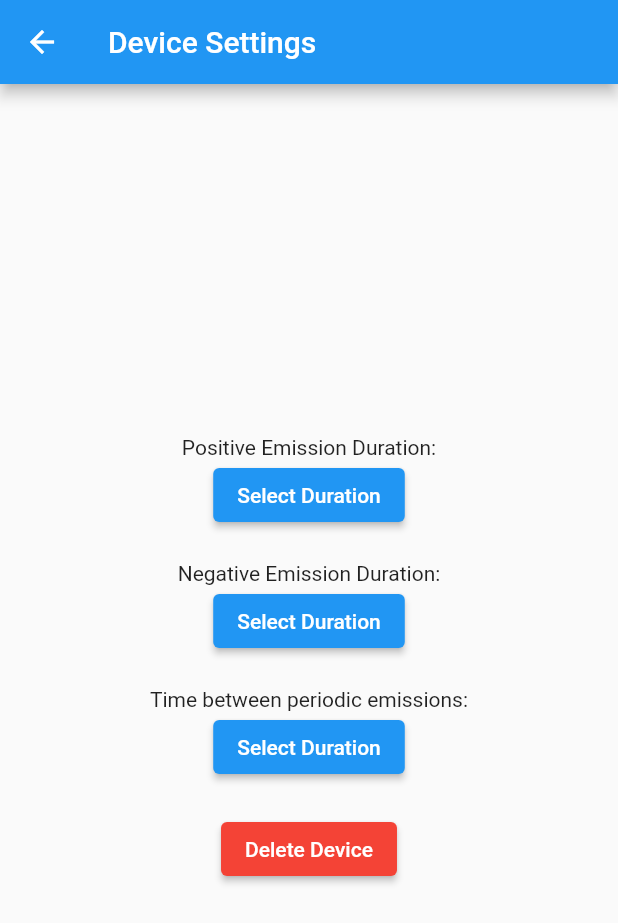
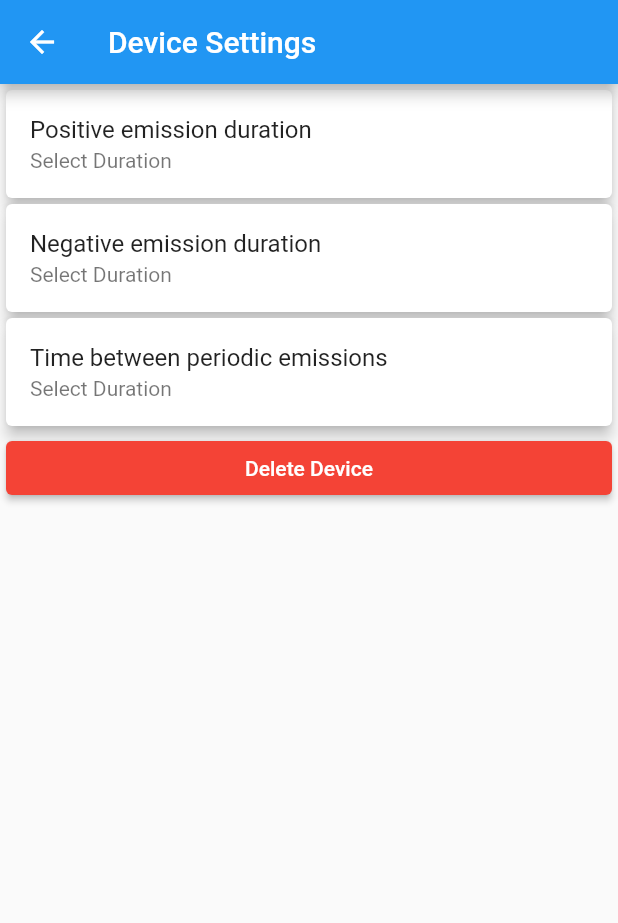
Before and after one commit to TylerHight/Que-App, a Flutter app: the screen it shows after launch, after a tap on the "settings" icon, on a phone screen of 412 x 824 dp. Shown: the top 923 px of the screen. Run offline on Flutter 3.47's test engine with Material 2 defaults, Android fonts, the phone set to English and light mode, and no system bars; our stand-ins replace syncfusion_flutter_charts.

Commit message:
tidied device settings screen

```diff
--- a/lib/screens/home_screen/device_settings_screen.dart
+++ b/lib/screens/home_screen/device_settings_screen.dart
@@ -3,7 +3,7 @@ import 'package:flutter/material.dart';
 class DeviceSettingsScreen extends StatefulWidget {
   final VoidCallback onDelete;
 
-  const DeviceSettingsScreen({super.key, required this.onDelete});
+  const DeviceSettingsScreen({Key? key, required this.onDelete}) : super(key: key);
 
   @override
   _DeviceSettingsScreenState createState() => _DeviceSettingsScreenState();
@@ -31,27 +31,25 @@ class _DeviceSettingsScreenState extends State<DeviceSettingsScreen> {
           content: Column(
             mainAxisSize: MainAxisSize.min,
             children: [
-              Padding(
-                padding: EdgeInsets.symmetric(vertical: 8.0),
-                child: Row(
+              Row(
                 mainAxisAlignment: MainAxisAlignment.spaceBetween,
                 children: [
                   const Text('Hours:'),
                   DropdownButton<int>(
                     value: title == 'Time between periodic emissions'
                         ? _selectedHours
-                          : title == 'Positive Emission Duration'
+                        : title == 'Positive emission duration'
                         ? _selectedPositiveHours
-                          : title == 'Negative Emission Duration'
+                        : title == 'Negative emission duration'
                         ? _selectedNegativeHours
                         : 0,
                     onChanged: (value) {
                       setState(() {
                         if (title == 'Time between periodic emissions') {
                           _selectedHours = value!;
-                          } else if (title == 'Positive Emission Duration') {
+                        } else if (title == 'Positive emission duration') {
                           _selectedPositiveHours = value!;
-                          } else if (title == 'Negative Emission Duration') {
+                        } else if (title == 'Negative emission duration') {
                           _selectedNegativeHours = value!;
                         }
                       });
@@ -65,28 +63,25 @@ class _DeviceSettingsScreenState extends State<DeviceSettingsScreen> {
                   ),
                 ],
               ),
-              ),
-              Padding(
-                padding: const EdgeInsets.symmetric(vertical: 8.0),
-                child: Row(
+              Row(
                 mainAxisAlignment: MainAxisAlignment.spaceBetween,
                 children: [
                   const Text('Minutes:'),
                   DropdownButton<int>(
                     value: title == 'Time between periodic emissions'
                         ? _selectedMinutes
-                          : title == 'Positive Emission Duration'
+                        : title == 'Positive emission duration'
                         ? _selectedPositiveMinutes
-                          : title == 'Negative Emission Duration'
+                        : title == 'Negative emission duration'
                         ? _selectedNegativeMinutes
                         : 0,
                     onChanged: (value) {
                       setState(() {
                         if (title == 'Time between periodic emissions') {
                           _selectedMinutes = value!;
-                          } else if (title == 'Positive Emission Duration') {
+                        } else if (title == 'Positive emission duration') {
                           _selectedPositiveMinutes = value!;
-                          } else if (title == 'Negative Emission Duration') {
+                        } else if (title == 'Negative emission duration') {
                           _selectedNegativeMinutes = value!;
                         }
                       });
@@ -100,28 +95,25 @@ class _DeviceSettingsScreenState extends State<DeviceSettingsScreen> {
                   ),
                 ],
               ),
-              ),
-              Padding(
-                padding: const EdgeInsets.symmetric(vertical: 8.0),
-                child: Row(
+              Row(
                 mainAxisAlignment: MainAxisAlignment.spaceBetween,
                 children: [
                   const Text('Seconds:'),
                   DropdownButton<int>(
                     value: title == 'Time between periodic emissions'
                         ? _selectedSeconds
-                          : title == 'Positive Emission Duration'
+                        : title == 'Positive emission duration'
                         ? _selectedPositiveSeconds
-                          : title == 'Negative Emission Duration'
+                        : title == 'Negative emission duration'
                         ? _selectedNegativeSeconds
                         : 0,
                     onChanged: (value) {
                       setState(() {
                         if (title == 'Time between periodic emissions') {
                           _selectedSeconds = value!;
-                          } else if (title == 'Positive Emission Duration') {
+                        } else if (title == 'Positive emission duration') {
                           _selectedPositiveSeconds = value!;
-                          } else if (title == 'Negative Emission Duration') {
+                        } else if (title == 'Negative emission duration') {
                           _selectedNegativeSeconds = value!;
                         }
                       });
@@ -134,7 +126,6 @@ class _DeviceSettingsScreenState extends State<DeviceSettingsScreen> {
                     }),
                   ),
                 ],
-                ),
               ),
             ],
           ),
@@ -154,13 +145,13 @@ class _DeviceSettingsScreenState extends State<DeviceSettingsScreen> {
                       minutes: _selectedMinutes,
                       seconds: _selectedSeconds,
                     );
-                  } else if (title == 'Positive Emission Duration') {
+                  } else if (title == 'Positive emission duration') {
                     _selectedPositiveEmissionDuration = Duration(
                       hours: _selectedPositiveHours,
                       minutes: _selectedPositiveMinutes,
                       seconds: _selectedPositiveSeconds,
                     );
-                  } else if (title == 'Negative Emission Duration') {
+                  } else if (title == 'Negative emission duration') {
                     _selectedNegativeEmissionDuration = Duration(
                       hours: _selectedNegativeHours,
                       minutes: _selectedNegativeMinutes,
@@ -188,76 +179,39 @@ class _DeviceSettingsScreenState extends State<DeviceSettingsScreen> {
       appBar: AppBar(
         title: const Text('Device Settings'),
       ),
-      body: Center(
-        child: Column(
-          mainAxisAlignment: MainAxisAlignment.center,
+      body: ListView(
+        padding: EdgeInsets.all(4.0),
         children: [
-            // Positive Emission Duration input
-            Padding(
-              padding: const EdgeInsets.symmetric(horizontal: 16),
-              child: Column(
-                children: [
-                  const Text('Positive Emission Duration:'),
-                  ElevatedButton(
-                    onPressed: () {
-                      _selectDuration(context, 'Positive Emission Duration');
-                    },
-                    child: Text(
-                      _selectedPositiveEmissionDuration != null
+          _buildSettingCard(
+            title: 'Positive emission duration',
+            value: _selectedPositiveEmissionDuration != null
                 ? '${_selectedPositiveEmissionDuration!.inHours} hours ${(_selectedPositiveEmissionDuration!.inMinutes % 60)} minutes ${(_selectedPositiveEmissionDuration!.inSeconds % 60)} seconds'
                 : 'Select Duration',
+            onTap: () {
+              _selectDuration(context, 'Positive emission duration');
+            },
+            margin: EdgeInsets.only(bottom: 4.0), // Add spacing between the input fields
           ),
-                  ),
-                ],
-              ),
-            ),
-
-            const SizedBox(height: 20), // Add spacing between the input fields
-
-            // Negative Emission Duration input
-            Padding(
-              padding: const EdgeInsets.symmetric(horizontal: 16),
-              child: Column(
-                children: [
-                  const Text('Negative Emission Duration:'),
-                  ElevatedButton(
-                    onPressed: () {
-                      _selectDuration(context, 'Negative Emission Duration');
-                    },
-                    child: Text(
-                      _selectedNegativeEmissionDuration != null
+          _buildSettingCard(
+            title: 'Negative emission duration',
+            value: _selectedNegativeEmissionDuration != null
                 ? '${_selectedNegativeEmissionDuration!.inHours} hours ${(_selectedNegativeEmissionDuration!.inMinutes % 60)} minutes ${(_selectedNegativeEmissionDuration!.inSeconds % 60)} seconds'
                 : 'Select Duration',
+            onTap: () {
+              _selectDuration(context, 'Negative emission duration');
+            },
+            margin: EdgeInsets.only(bottom: 4.0), // Add spacing between the input fields
           ),
-                  ),
-                ],
-              ),
-            ),
-
-            const SizedBox(height: 20), // Add spacing between the input fields
-
-            // Time between periodic emissions input
-            Padding(
-              padding: const EdgeInsets.symmetric(horizontal: 16),
-              child: Column(
-                children: [
-                  const Text('Time between periodic emissions:'),
-                  ElevatedButton(
-                    onPressed: () {
+          _buildSettingCard(
+            title: 'Time between periodic emissions',
+            value: _selectedDuration != null
+                ? '${_selectedDuration!.inHours} hours ${(_selectedDuration!.inMinutes % 60)} minutes ${(_selectedDuration!.inSeconds % 60)} seconds'
+                : 'Select Duration',
+            onTap: () {
               _selectDuration(context, 'Time between periodic emissions');
             },
-                    child: Text(
-                      _selectedDuration != null
-                          ? '${_selectedDuration!.inHours} hours ${(_selectedDuration!.inMinutes % 60)} minutes ${(_selectedDuration!.inSeconds % 60)} seconds'
-                          : 'Select Duration',
+            margin: EdgeInsets.only(bottom: 4.0), // Add spacing between the input fields
           ),
-                  ),
-                ],
-              ),
-            ),
-
-            const SizedBox(height: 20), // Add spacing between the input fields
-
           ElevatedButton(
             onPressed: widget.onDelete,
             style: ElevatedButton.styleFrom(
@@ -267,6 +221,22 @@ class _DeviceSettingsScreenState extends State<DeviceSettingsScreen> {
           ),
         ],
       ),
+    );
+  }
+
+  Widget _buildSettingCard({
+    required String title,
+    required String value,
+    required VoidCallback onTap,
+    EdgeInsetsGeometry? margin, // Add margin property
+  }) {
+    return Card(
+      elevation: 4.0,
+      margin: margin, // Set the margin property here
+      child: ListTile(
+        title: Text(title),
+        subtitle: Text(value),
+        onTap: onTap,
       ),
     );
   }
```
Lines whose indentation alone changed are shown as unchanged.
